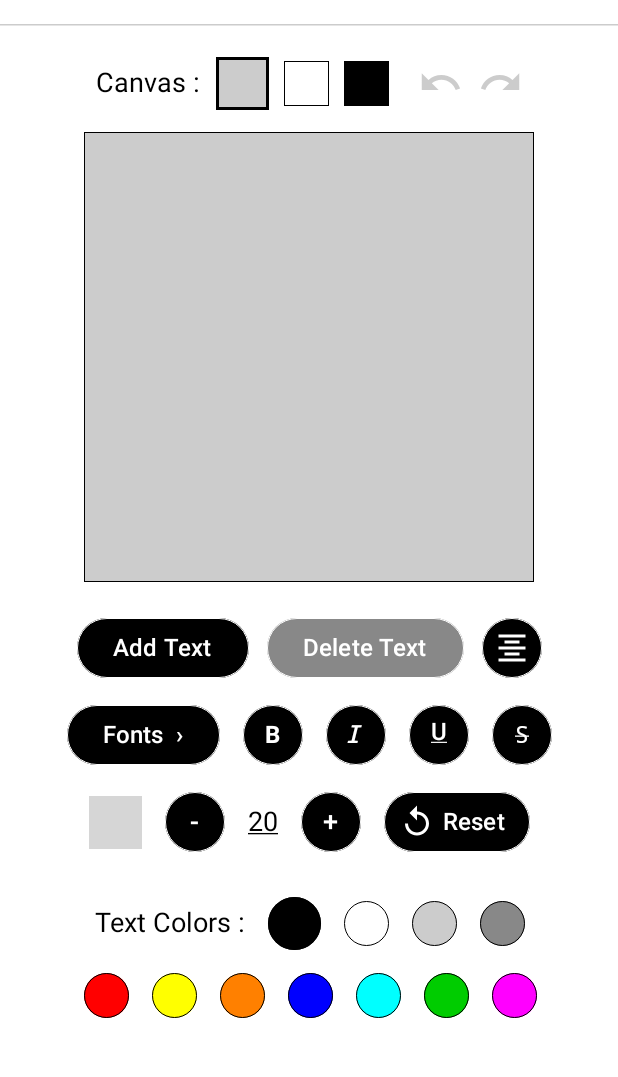
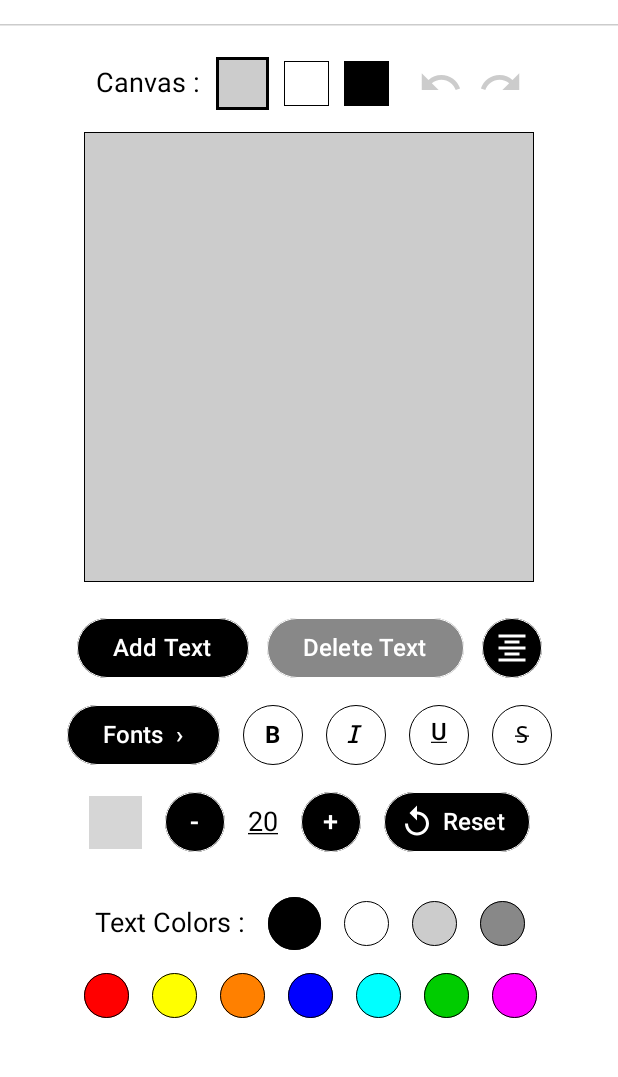
Before and after one commit to ayushpadlekar/Text_Editor_On_Canvas, an Android app built with Jetpack Compose: the screen it shows after launch (MainActivity), on a phone screen of 412 x 824 dp, the part 143-1220 px from its top. Run offline under Robolectric (Android 15) with nearby library versions, the phone set to English and light mode, and no system bars; grey boxes are pictures that could not be loaded.

Commit message:
Changed colors of text-formatting buttons in light mode to feel more responsive & dynamic. Also updated version name from 1.0 to 1.1 in 'build.gradle.kts'.

```diff
--- a/app/build.gradle.kts
+++ b/app/build.gradle.kts
@@ -14,7 +14,7 @@ android {
         minSdk = 24
         targetSdk = 34
         versionCode = 1
-        versionName = "1.0"
+        versionName = "1.1"
 
         testInstrumentationRunner = "androidx.test.runner.AndroidJUnitRunner"
         vectorDrawables {
--- a/app/src/main/java/com/ayushxp/texteditoroncanvasapp/MainActivity.kt
+++ b/app/src/main/java/com/ayushxp/texteditoroncanvasapp/MainActivity.kt
@@ -696,22 +696,44 @@ fun TextDragApp() {
             // Bold
             Button(
                 onClick = {
-                    if(textToDisplay.isNotEmpty()) {
+                    if (textToDisplay.isNotEmpty()) {
                         saveActionState()
                         isBold = !isBold
                         vibrate()
                     }
                 },
-                colors = ButtonDefaults.buttonColors(Color.Black),
+                colors = ButtonDefaults.buttonColors(
+                    if(isDarkMode) {
+                        Color.Black
+                    } else {
+                        if(isBold) {
+                            Color.Black
+                        } else {
+                            Color.White
+                        }
+                    }
+                ),
                 border = BorderStroke(
                     if (isBold) 1.5.dp else 0.5.dp,
-                    Color.White
+                    if(isDarkMode) Color.White else Color.Black
                 ),
                 shape = CircleShape,
                 modifier = Modifier.size(if (isBold) 45.dp else 40.dp),
                 contentPadding = PaddingValues(0.dp)
             ) {
-                Text("B", color = Color.White, fontSize = 16.sp, fontWeight = FontWeight.Bold)
+                Text("B",
+                    color = if(isDarkMode) {
+                        Color.White
+                    } else {
+                        if(isBold) {
+                            Color.White
+                        } else {
+                            Color.Black
+                        }
+                    },
+                    fontSize = 16.sp,
+                    fontWeight = FontWeight.Bold
+                )
             }
 
             Spacer(modifier = Modifier.size(15.dp))
@@ -719,16 +741,26 @@ fun TextDragApp() {
             //Italic
             Button(
                 onClick = {
-                    if(textToDisplay.isNotEmpty()) {
+                    if (textToDisplay.isNotEmpty()) {
                         saveActionState()
                         isItalic = !isItalic
                         vibrate()
                     }
                 },
-                colors = ButtonDefaults.buttonColors(Color.Black),
+                colors = ButtonDefaults.buttonColors(
+                    if(isDarkMode) {
+                        Color.Black
+                    } else {
+                        if(isItalic) {
+                            Color.Black
+                        } else {
+                            Color.White
+                        }
+                    }
+                ),
                 border = BorderStroke(
                     if (isItalic) 1.5.dp else 0.5.dp,
-                    Color.White
+                    if(isDarkMode) Color.White else Color.Black
                 ),
                 shape = CircleShape,
                 modifier = Modifier.size(if (isItalic) 45.dp else 40.dp),
@@ -736,7 +768,15 @@ fun TextDragApp() {
             ) {
                 Text(
                     "I",
-                    color = Color.White,
+                    color = if(isDarkMode) {
+                        Color.White
+                    } else {
+                        if(isItalic) {
+                            Color.White
+                        } else {
+                            Color.Black
+                        }
+                    },
                     fontSize = 16.sp,
                     fontFamily = FontFamily.Monospace,
                     fontStyle = FontStyle.Italic,
@@ -750,7 +790,7 @@ fun TextDragApp() {
             // Underline
             Button(
                 onClick = {
-                    if(textToDisplay.isNotEmpty()) {
+                    if (textToDisplay.isNotEmpty()) {
                         saveActionState()
                         if (isStrikethrough) {
                             isStrikethrough = !isStrikethrough
@@ -759,10 +799,20 @@ fun TextDragApp() {
                         vibrate()
                     }
                 },
-                colors = ButtonDefaults.buttonColors(Color.Black),
+                colors = ButtonDefaults.buttonColors(
+                    if(isDarkMode) {
+                        Color.Black
+                    } else {
+                        if(isUnderline) {
+                            Color.Black
+                        } else {
+                            Color.White
+                        }
+                    }
+                ),
                 border = BorderStroke(
                     if (isUnderline) 1.5.dp else 0.5.dp,
-                    Color.White
+                    if(isDarkMode) Color.White else Color.Black
                 ),
                 shape = CircleShape,
                 modifier = Modifier.size(if (isUnderline) 45.dp else 40.dp),
@@ -770,7 +820,15 @@ fun TextDragApp() {
             ) {
                 Text(
                     "U",
-                    color = Color.White,
+                    color = if(isDarkMode) {
+                        Color.White
+                    } else {
+                        if(isUnderline) {
+                            Color.White
+                        } else {
+                            Color.Black
+                        }
+                    },
                     fontSize = 16.sp,
                     textDecoration = TextDecoration.Underline,
                     modifier = Modifier.offset(0.dp, (-2).dp)
@@ -782,7 +840,7 @@ fun TextDragApp() {
             // Strikethrough / Linethrough
             Button(
                 onClick = {
-                    if(textToDisplay.isNotEmpty()) {
+                    if (textToDisplay.isNotEmpty()) {
                         saveActionState()
                         if (isUnderline)
                             isUnderline = !isUnderline
@@ -790,10 +848,20 @@ fun TextDragApp() {
                         vibrate()
                     }
                 },
-                colors = ButtonDefaults.buttonColors(Color.Black),
+                colors = ButtonDefaults.buttonColors(
+                    if(isDarkMode) {
+                        Color.Black
+                    } else {
+                        if(isStrikethrough) {
+                            Color.Black
+                        } else {
+                            Color.White
+                        }
+                    }
+                ),
                 border = BorderStroke(
                     if (isStrikethrough) 1.5.dp else 0.5.dp,
-                    Color.White
+                    if(isDarkMode) Color.White else Color.Black
                 ),
                 shape = CircleShape,
                 modifier = Modifier.size(if (isStrikethrough) 45.dp else 40.dp),
@@ -801,7 +869,15 @@ fun TextDragApp() {
             ) {
                 Text(
                     "S",
-                    color = Color.White,
+                    color = if(isDarkMode) {
+                        Color.White
+                    } else {
+                        if(isStrikethrough) {
+                            Color.White
+                        } else {
+                            Color.Black
+                        }
+                    },
                     fontSize = 16.sp,
                     fontFamily = FontFamily.Monospace,
                     textDecoration = TextDecoration.LineThrough,
@@ -819,15 +895,15 @@ fun TextDragApp() {
             // Slider visibility toggle icon button
             Icon(
                 painter = painterResource(id = R.drawable.slidericon),
-                tint = if(isDarkMode) Color.White else Color.Black,
+                tint = if (isDarkMode) Color.White else Color.Black,
                 contentDescription = "Slider Visibility",
                 modifier = Modifier.clickable(
                     enabled = true,
                     onClickLabel = "Slider Visibility",
                     role = Role.Button,
                     onClick = {
-                        if(textToDisplay.isNotEmpty()) {
-                            if(showSlider == false) {
+                        if (textToDisplay.isNotEmpty()) {
+                            if (showSlider == false) {
                                 saveActionState()
                             }
                             showSlider = !showSlider
@@ -842,7 +918,7 @@ fun TextDragApp() {
             // - Button
             Button(
                 onClick = {
-                    if(textToDisplay.isNotEmpty()) {
+                    if (textToDisplay.isNotEmpty()) {
                         saveActionState()
                         fontSize = (fontSize.value - 2).sp
                         vibrate()
@@ -871,7 +947,7 @@ fun TextDragApp() {
                         role = Role.Button,
                         onClick = {
                             // onclick to show Dialog of input text size
-                            if(textToDisplay.isNotEmpty()) {
+                            if (textToDisplay.isNotEmpty()) {
                                 showFontSizeDialog = true
                             }
                         }
@@ -883,7 +959,7 @@ fun TextDragApp() {
             // + Button
             Button(
                 onClick = {
-                    if(textToDisplay.isNotEmpty()) {
+                    if (textToDisplay.isNotEmpty()) {
                         saveActionState()
                         fontSize = (fontSize.value + 2).sp
                         vibrate()
@@ -903,7 +979,7 @@ fun TextDragApp() {
             // Reset text size button
             Button(
                 onClick = {
-                    if(textToDisplay.isNotEmpty()) {
+                    if (textToDisplay.isNotEmpty()) {
                         if (fontSize != 20.sp)
                             saveActionState()
                         fontSize = 20.sp
@@ -931,7 +1007,7 @@ fun TextDragApp() {
         Spacer(modifier = Modifier.height(5.dp))
 
         // Text size seekbar slider
-        if(showSlider && textToDisplay.isNotEmpty()) {
+        if (showSlider && textToDisplay.isNotEmpty()) {
             Column(modifier = Modifier.padding(horizontal = 20.dp)) {
                 Slider(
                     enabled = if (textToDisplay.isNotEmpty()) true else false,
@@ -947,7 +1023,7 @@ fun TextDragApp() {
                     },
                     colors = SliderDefaults.colors(
                         thumbColor = Color.Black,
-                        activeTrackColor = if(isDarkMode) Color.White else Color.Black,
+                        activeTrackColor = if (isDarkMode) Color.White else Color.Black,
                         inactiveTrackColor = Color.Gray
                     ),
                     thumb = { // show font size inside the thumb
@@ -989,7 +1065,7 @@ fun TextDragApp() {
             // Black color
             Button(
                 onClick = {
-                    if(textToDisplay.isNotEmpty()) changeTextColor(Color.Black)
+                    if (textToDisplay.isNotEmpty()) changeTextColor(Color.Black)
                 },
                 colors = ButtonDefaults.buttonColors(Color.Black),
                 shape = CircleShape,
@@ -1009,7 +1085,7 @@ fun TextDragApp() {
             // White color
             Button(
                 onClick = {
-                    if(textToDisplay.isNotEmpty()) changeTextColor(Color.White)
+                    if (textToDisplay.isNotEmpty()) changeTextColor(Color.White)
                 },
                 colors = ButtonDefaults.buttonColors(Color.White),
                 shape = CircleShape,
@@ -1029,7 +1105,7 @@ fun TextDragApp() {
             // Light Gray color
             Button(
                 onClick = {
-                    if(textToDisplay.isNotEmpty()) changeTextColor(Color.LightGray)
+                    if (textToDisplay.isNotEmpty()) changeTextColor(Color.LightGray)
                 },
                 colors = ButtonDefaults.buttonColors(Color.LightGray),
                 shape = CircleShape,
@@ -1049,7 +1125,7 @@ fun TextDragApp() {
             // Gray color
             Button(
                 onClick = {
-                    if(textToDisplay.isNotEmpty()) changeTextColor(Color.Gray)
+                    if (textToDisplay.isNotEmpty()) changeTextColor(Color.Gray)
                 },
                 colors = ButtonDefaults.buttonColors(Color.Gray),
                 shape = CircleShape,
@@ -1077,7 +1153,7 @@ fun TextDragApp() {
             // Red color
             Button(
                 onClick = {
-                    if(textToDisplay.isNotEmpty()) changeTextColor(Color.Red)
+                    if (textToDisplay.isNotEmpty()) changeTextColor(Color.Red)
                 },
                 colors = ButtonDefaults.buttonColors(Color.Red),
                 shape = CircleShape,
@@ -1096,7 +1172,7 @@ fun TextDragApp() {
             // Yellow color
             Button(
                 onClick = {
-                    if(textToDisplay.isNotEmpty()) changeTextColor(Color.Yellow)
+                    if (textToDisplay.isNotEmpty()) changeTextColor(Color.Yellow)
                 },
                 colors = ButtonDefaults.buttonColors(Color.Yellow),
                 shape = CircleShape,
@@ -1114,7 +1190,7 @@ fun TextDragApp() {
             // Orange color - FF8000
             Button(
                 onClick = {
-                    if(textToDisplay.isNotEmpty()) changeTextColor(Color(0xFFFF8000))
+                    if (textToDisplay.isNotEmpty()) changeTextColor(Color(0xFFFF8000))
                 },
                 colors = ButtonDefaults.buttonColors(Color(0xFFFF8000)),
                 shape = CircleShape,
@@ -1133,7 +1209,7 @@ fun TextDragApp() {
             // Blue color
             Button(
                 onClick = {
-                    if(textToDisplay.isNotEmpty()) changeTextColor(Color.Blue)
+                    if (textToDisplay.isNotEmpty()) changeTextColor(Color.Blue)
                 },
                 colors = ButtonDefaults.buttonColors(Color.Blue),
                 shape = CircleShape,
@@ -1152,7 +1228,7 @@ fun TextDragApp() {
             // Cyan color
             Button(
                 onClick = {
-                    if(textToDisplay.isNotEmpty()) changeTextColor(Color.Cyan)
+                    if (textToDisplay.isNotEmpty()) changeTextColor(Color.Cyan)
                 },
                 colors = ButtonDefaults.buttonColors(Color.Cyan),
                 shape = CircleShape,
@@ -1171,7 +1247,7 @@ fun TextDragApp() {
             // Green color - 00CC00
             Button(
                 onClick = {
-                    if(textToDisplay.isNotEmpty()) changeTextColor(Color(0xFF00CC00))
+                    if (textToDisplay.isNotEmpty()) changeTextColor(Color(0xFF00CC00))
                 },
                 colors = ButtonDefaults.buttonColors(Color(0xFF00CC00)),
                 shape = CircleShape,
@@ -1190,7 +1266,7 @@ fun TextDragApp() {
             // Magenta color
             Button(
                 onClick = {
-                    if(textToDisplay.isNotEmpty()) changeTextColor(Color.Magenta)
+                    if (textToDisplay.isNotEmpty()) changeTextColor(Color.Magenta)
                 },
                 colors = ButtonDefaults.buttonColors(Color.Magenta),
                 shape = CircleShape,
@@ -1327,7 +1403,7 @@ fun DropdownButton(
     var expanded by remember { mutableStateOf(false) }
     Box {
         Button(
-            onClick = { if(textToDisplay.isNotEmpty()) expanded = !expanded },
+            onClick = { if (textToDisplay.isNotEmpty()) expanded = !expanded },
             colors = ButtonDefaults.buttonColors(Color.Black),
             border = BorderStroke(0.5.dp, Color.White)
         ) {
```
